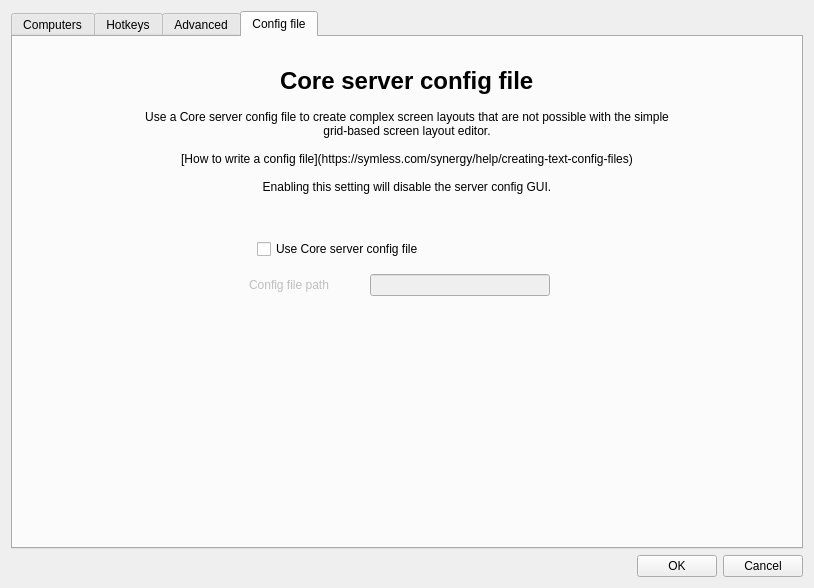
deskflow/deskflow, file src/gui/src/ServerConfigDialogBase.ui: the form before one commit.
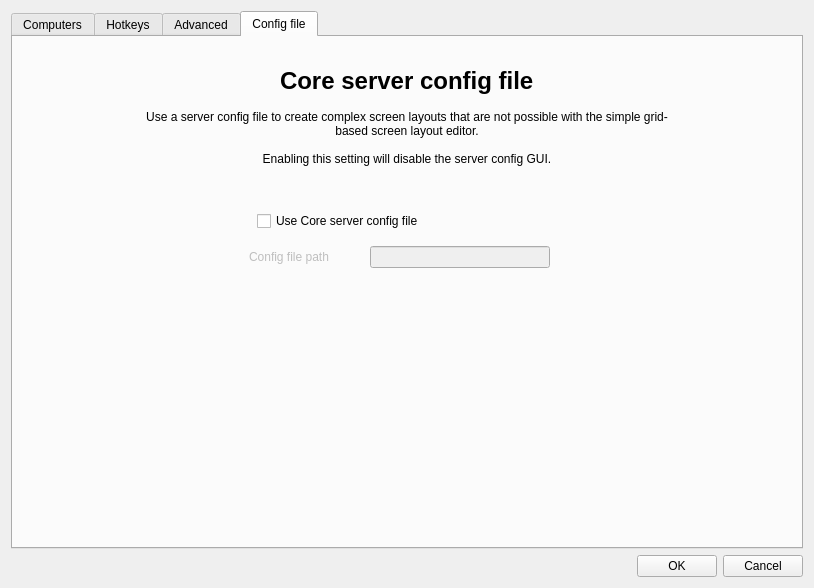
The form after the commit. Icons and pictures are not drawn. Custom widgets are drawn as their Qt base class.

The edit to the form file:
```diff
--- a/src/gui/src/ServerConfigDialogBase.ui
+++ b/src/gui/src/ServerConfigDialogBase.ui
@@ -873,9 +873,7 @@
        <item>
         <widget class="QLabel" name="label_6">
          <property name="text">
-          <string>Use a Core server config file to create complex screen layouts that are not possible with the simple grid-based screen layout editor.
-
-[How to write a config file](https://symless.com/synergy/help/creating-text-config-files)
+          <string>Use a server config file to create complex screen layouts that are not possible with the simple grid-based screen layout editor.
 
 Enabling this setting will disable the server config GUI.</string>
          </property>
```
